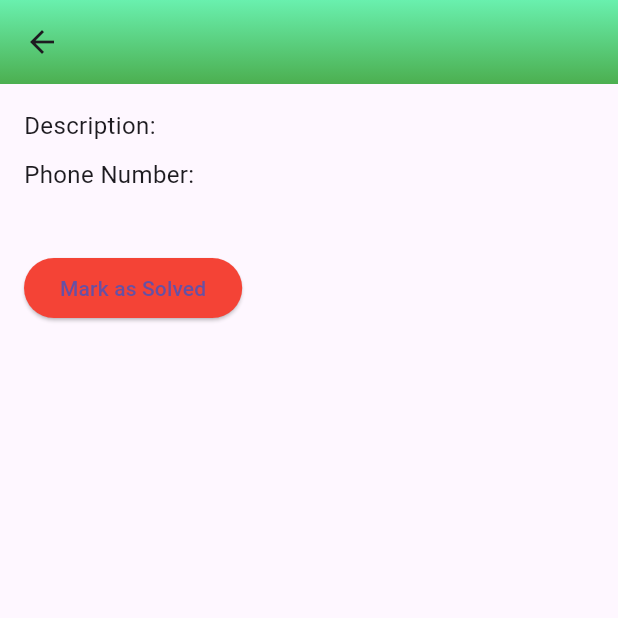
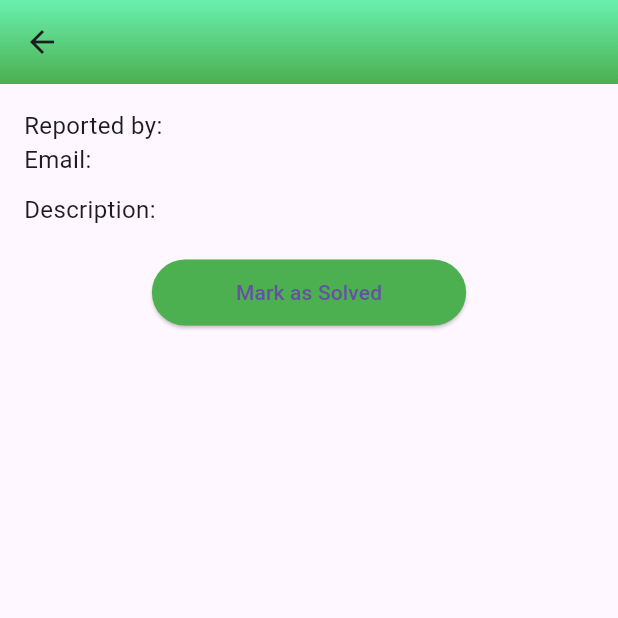
Before and after one commit to wlong0711/AD_Project_RecycleGO, a Flutter app: the ReportDetailsPage screen opened directly with empty values, on a phone screen of 412 x 824 dp, the top half of it. Run offline on Flutter 3.47's test engine with Material 3 defaults, Android fonts, the light colour scheme and no system bars; our stand-ins replace carousel_slider, cloud_firestore, firebase_auth, firebase_core, firebase_database, firebase_storage and 7 more; missing offline and left inert: qr_code_scanner; accounts and stored records are empty; network calls fail.

Commit message:
add username&email into report details, remove phone no

```diff
--- a/lib/Admin Only Pages/report_details.dart
+++ b/lib/Admin Only Pages/report_details.dart
@@ -8,21 +8,12 @@ class ReportDetailsPage extends StatelessWidget {
   const ReportDetailsPage({Key? key, required this.reportData, required this.documentId})
       : super(key: key);
 
-  void _markAsSolved(BuildContext context) async {
-    await FirebaseFirestore.instance
-        .collection('reports issues')
-        .doc(documentId)
-        .update({'status': 'solved'});
-
-    // Pop back to the previous page after marking as solved
-    Navigator.of(context).pop();
-  }
-
   @override
   Widget build(BuildContext context) {
     return Scaffold(
       appBar: AppBar(
         title: Text(reportData['title'] ?? 'Report Details'),
+        // AppBar styling...
         flexibleSpace: Container(
           decoration: const BoxDecoration(
             gradient: LinearGradient(
@@ -33,42 +24,66 @@ class ReportDetailsPage extends StatelessWidget {
           ),
         ),
       ),
-      body: Padding(
+      body: FutureBuilder<DocumentSnapshot>(
+        future: FirebaseFirestore.instance.collection('users').doc(reportData['userId']).get(),
+        builder: (BuildContext context, AsyncSnapshot<DocumentSnapshot> snapshot) {
+          if (snapshot.connectionState == ConnectionState.done) {
+            Map<String, dynamic> userData = snapshot.data!.data() as Map<String, dynamic>;
+            return _buildReportDetails(context, userData);
+          } else if (snapshot.hasError) {
+            return Center(child: Text("Error: ${snapshot.error}"));
+          }
+          return Center(child: CircularProgressIndicator());
+        },
+      ),
+    );
+  }
+
+  Widget _buildReportDetails(BuildContext context, Map<String, dynamic> userData) {
+    return Padding(
       padding: const EdgeInsets.all(16.0),
-        child: Column(
-          crossAxisAlignment: CrossAxisAlignment.start,
+      child: ListView( // Changed to ListView for long contents
         children: [
+          Text(
+            'Reported by: ${userData['username'] ?? 'Anonymous'}',
+            style: const TextStyle(fontSize: 16),
+          ),
+          Text(
+            'Email: ${userData['email'] ?? 'No email provided'}',
+            style: const TextStyle(fontSize: 16),
+          ),
+          const SizedBox(height: 10),
           Text(
             'Description: ${reportData['description'] ?? 'Not provided'}',
             style: const TextStyle(fontSize: 16),
           ),
-            const SizedBox(height: 10),
-            Text(
-              'Phone Number: ${reportData['phoneNumber'] ?? 'Not provided'}',
-              style: const TextStyle(fontSize: 16),
-            ),
-            const SizedBox(height: 20),
-            reportData['imageUrl'] != null && reportData['imageUrl'].toString().isNotEmpty
-                ? Image.network(
-                    reportData['imageUrl'],
-                    width: double.infinity,
-                    height: 200,
-                    fit: BoxFit.cover,
-                    errorBuilder: (context, error, stackTrace) => const Icon(Icons.broken_image),
-                  )
-                : const SizedBox.shrink(),
-            const SizedBox(height: 20),
-            if (reportData['status'] != 'solved') // Only show button if the issue isn't already solved
-              ElevatedButton(
+          // Other details...
+          const SizedBox(height: 20), // Provide some spacing before the button
+          if (reportData['status'] != 'solved')
+            Center( // Wrap the ElevatedButton with Center
+              child: ElevatedButton(
                 onPressed: () => _markAsSolved(context),
                 style: ElevatedButton.styleFrom(
-                  primary: Colors.red, // Button background color
+                  primary: Colors.green, // Button background color
+                  onSurface: Colors.greenAccent, // Surface color
                 ),
+                child: Padding(
+                  padding: EdgeInsets.symmetric(horizontal: 32.0, vertical: 12.0),
                   child: const Text("Mark as Solved"),
-              )
+                ),
+              ),
+            ),
         ],
-        ),
       ),
     );
   }
+
+  void _markAsSolved(BuildContext context) async {
+    await FirebaseFirestore.instance
+        .collection('reports issues')
+        .doc(documentId)
+        .update({'status': 'solved'});
+
+    Navigator.of(context).pop(); // Pop back to the previous page after marking as solved
   }
+}
```
Also changed, not shown: lib/User Only Pages/report_issues.dart (+32 -21 lines). Lines whose indentation alone changed are shown as unchanged.
